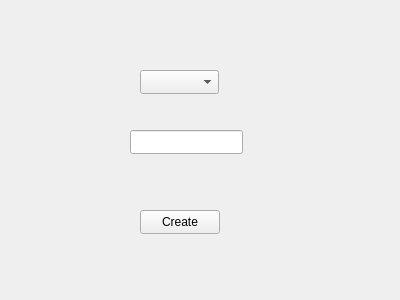
The window that misNotas/new_note_window.ui (e1nfalt/misNotas) describes before a commit, drawn with Qt 5.
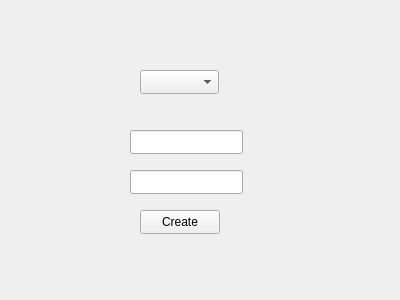
The same window after the commit.

What changed in the file:
```diff
--- a/misNotas/new_note_window.ui
+++ b/misNotas/new_note_window.ui
@@ -46,6 +46,16 @@
     </rect>
    </property>
   </widget>
+  <widget class="QLineEdit" name="lineEdit_2">
+   <property name="geometry">
+    <rect>
+     <x>130</x>
+     <y>170</y>
+     <width>113</width>
+     <height>24</height>
+    </rect>
+   </property>
+  </widget>
  </widget>
  <resources/>
  <connections/>
```
